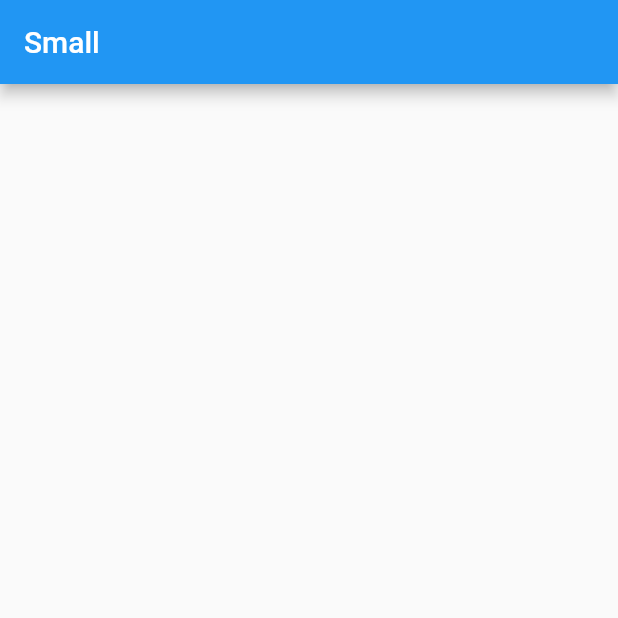
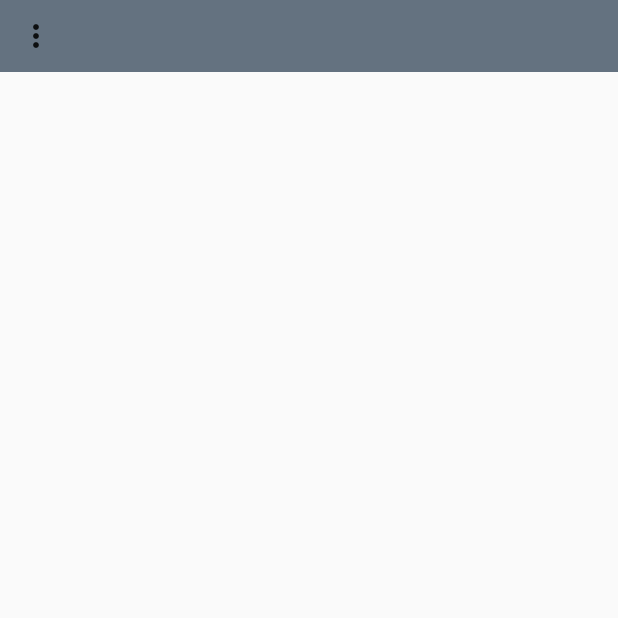
Before and after one commit to harimasora/lineleap_frontend_test, a Flutter app: the screen it shows after launch, on a phone screen of 412 x 824 dp, the top half of it. Run offline on Flutter 3.47's test engine with Material 2 defaults, Android fonts, the phone set to English and light mode, and no system bars.

Commit message:
feat: Create placeholder responsive header

```diff
--- a/lib/main.dart
+++ b/lib/main.dart
@@ -1,5 +1,5 @@
 import 'package:flutter/material.dart';
-import 'package:lineleap_frontend_test/presentation/utils/responsive_widget.dart';
+import 'package:lineleap_frontend_test/presentation/home/home_page.dart';
 
 void main() {
   runApp(const MyApp());
@@ -12,26 +12,11 @@ class MyApp extends StatelessWidget {
   Widget build(BuildContext context) {
     return MaterialApp(
       title: 'Flutter Demo',
+      debugShowCheckedModeBanner: false,
       theme: ThemeData(
         primarySwatch: Colors.blue,
       ),
-      home: ResponsiveWidget(
-        largeScreen: Scaffold(
-          appBar: AppBar(
-            title: const Text('Large'),
-          ),
-        ),
-        mediumScreen: Scaffold(
-          appBar: AppBar(
-            title: const Text('Medium'),
-          ),
-        ),
-        smallScreen: Scaffold(
-          appBar: AppBar(
-            title: const Text('Small'),
-          ),
-        ),
-      ),
+      home: HomePage(),
     );
   }
 }
--- /dev/null
+++ b/lib/presentation/home/home_page.dart
@@ -0,0 +1,19 @@
+import 'package:flutter/material.dart';
+import 'package:lineleap_frontend_test/presentation/home/widgets/home_body.dart';
+import 'package:lineleap_frontend_test/presentation/home/widgets/home_header.dart';
+
+class HomePage extends StatelessWidget {
+  const HomePage({Key? key}) : super(key: key);
+
+  @override
+  Widget build(BuildContext context) {
+    return Scaffold(
+      body: Stack(
+        children: const [
+          HomeBody(),
+          HomeHeader(),
+        ],
+      ),
+    );
+  }
+}
--- /dev/null
+++ b/lib/presentation/home/widgets/home_body.dart
@@ -0,0 +1,10 @@
+import 'package:flutter/material.dart';
+
+class HomeBody extends StatelessWidget {
+  const HomeBody({Key? key}) : super(key: key);
+
+  @override
+  Widget build(BuildContext context) {
+    return Container();
+  }
+}
--- /dev/null
+++ b/lib/presentation/home/widgets/home_header.dart
@@ -0,0 +1,71 @@
+import 'package:flutter/material.dart';
+import 'package:lineleap_frontend_test/presentation/utils/responsive_widget.dart';
+
+class HomeHeader extends StatelessWidget {
+  const HomeHeader({Key? key}) : super(key: key);
+
+  @override
+  Widget build(BuildContext context) {
+    return Container(
+      color: const Color(0xFF00172E).withAlpha(153),
+      child: SafeArea(
+        child: SizedBox(
+          height: ResponsiveWidget.isSmallScreen(context) ? null : 90.0,
+          child: !ResponsiveWidget.isSmallScreen(context)
+              ? Row(
+                  children: [
+                    const Text('Brand Embassors'),
+                    const Text('Venue Owners'),
+                    const Text('Buy Passes'),
+                    const Icon(Icons.search),
+                    ElevatedButton(
+                      onPressed: () {},
+                      child: const Text('Download the App'),
+                    ),
+                    TextButton(
+                      onPressed: () {},
+                      child: Row(
+                        children: const [
+                          Icon(Icons.person),
+                          Text('My account'),
+                        ],
+                      ),
+                    ),
+                  ],
+                )
+              : Row(
+                  children: [
+                    PopupMenuButton(
+                      itemBuilder: (context) {
+                        return <PopupMenuEntry>[
+                          const PopupMenuItem(child: Text('Brand Embassors')),
+                          const PopupMenuItem(child: Text('Venue Owners')),
+                          const PopupMenuItem(child: Text('Buy Passes')),
+                          const PopupMenuItem(child: Icon(Icons.search)),
+                          PopupMenuItem(
+                            child: ElevatedButton(
+                              onPressed: () {},
+                              child: const Text('Download the App'),
+                            ),
+                          ),
+                          PopupMenuItem(
+                            child: TextButton(
+                              onPressed: () {},
+                              child: Row(
+                                children: const [
+                                  Icon(Icons.person),
+                                  Text('My account'),
+                                ],
+                              ),
+                            ),
+                          ),
+                        ];
+                      },
+                    ),
+                  ],
+                ),
+        ),
+      ),
+    );
+  }
+}
```
